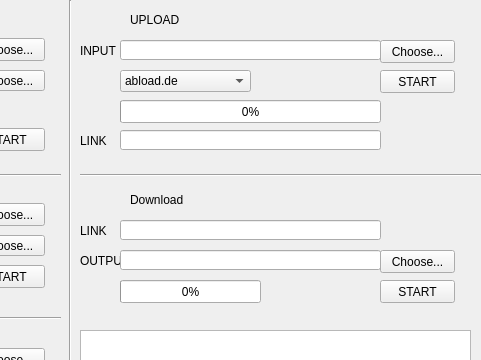
Qt form mainwindow.ui (boleksit/secret-bear) before a commit; both pictures show x 340 to 821 and y 0 to 360 of the 821 by 444 pixel window.
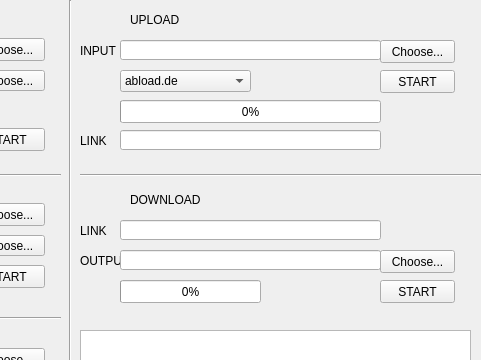
The same form after that commit.

Commit message: upload fastpic.ru + minus.com

What changed in the file:
```diff
--- a/mainwindow.ui
+++ b/mainwindow.ui
@@ -643,7 +643,7 @@
      </rect>
     </property>
     <property name="text">
-     <string>Download</string>
+     <string>DOWNLOAD</string>
     </property>
    </widget>
    <widget class="QProgressBar" name="progressBar2">
```
The commit also changes 1 other file.
